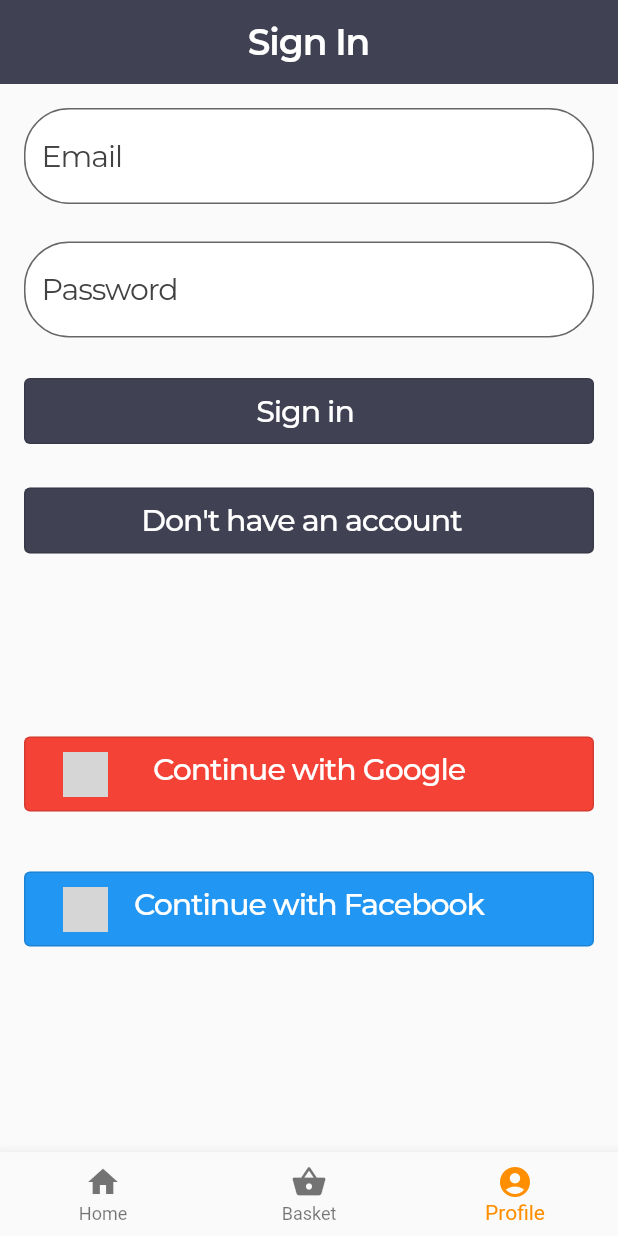
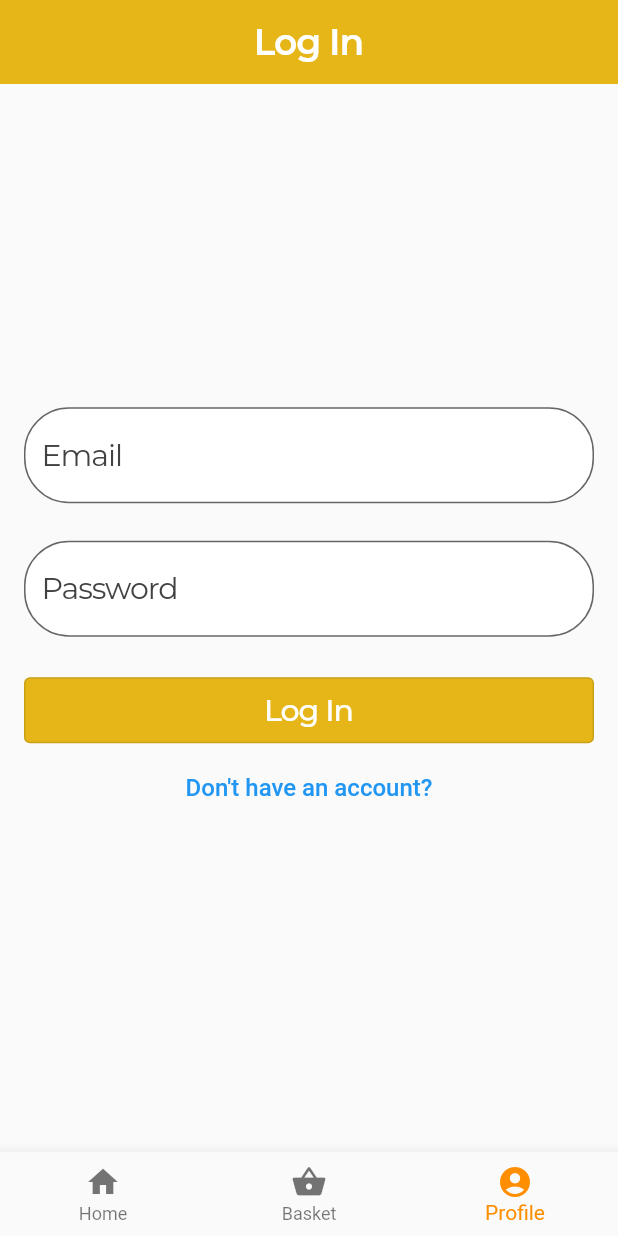
Before and after one commit to moghun/OverBooked, a Flutter app: the screen it shows after launch, item 3 of the bottom bar chosen, on a phone screen of 412 x 824 dp. Run offline on Flutter 3.47's test engine with Material 2 defaults, Android fonts, the light colour scheme and no system bars; our stand-ins replace email_validator, flutter_rating_bar, google_fonts; network calls fail; grey boxes are pictures that could not be loaded.

Commit message:
mobile: wip: login and signup

```diff
--- a/mobile/lib/home.dart
+++ b/mobile/lib/home.dart
@@ -1,8 +1,6 @@
 import 'package:flutter/material.dart';
 import 'package:mobile/pages/homepage.dart';
-import 'package:mobile/pages/profile.dart';
-import 'package:mobile/pages/sign_in.dart';
-import 'package:shared_preferences/shared_preferences.dart';
+import 'package:mobile/pages/log_in.dart';
 import 'pages/basket.dart';
 
 class Home extends StatefulWidget {
@@ -16,7 +14,7 @@ class _HomeState extends State<Home> {
   var routes = [
     const HomePage(),
     const Basket(),
-    const SignIn()
+    const LogIn()
   ];
 
 
@@ -29,7 +27,7 @@ class _HomeState extends State<Home> {
   //BottomNavigation
   static int _selectedBottomTabIndex = 0;
 
-  void _onBottomTabPress(int index) {
+  void onBottomTabPress(int index) {
     setState(() {
       _selectedBottomTabIndex = index;
     });
@@ -44,19 +42,19 @@ class _HomeState extends State<Home> {
           BottomNavigationBarItem(
               icon: Icon(Icons.home),
               label: 'Home',
-              backgroundColor: const Color(0xFFe6b619)),
+              backgroundColor: Color(0xFFe6b619)),
           BottomNavigationBarItem(
               icon: Icon(Icons.shopping_basket),
               label: 'Basket',
-              backgroundColor: const Color(0xFFe6b619)),
+              backgroundColor: Color(0xFFe6b619)),
           BottomNavigationBarItem(
               icon: Icon(Icons.account_circle),
               label: 'Profile',
-              backgroundColor: const Color(0xFFe6b619))
+              backgroundColor: Color(0xFFe6b619))
         ],
         currentIndex: _selectedBottomTabIndex,
         selectedItemColor: Colors.amber[800],
-        onTap: _onBottomTabPress,
+        onTap: onBottomTabPress,
       ),
     );
   }
--- a/mobile/lib/main.dart
+++ b/mobile/lib/main.dart
@@ -1,4 +1,4 @@
-import 'package:mobile/pages/sign_in.dart';
+import 'package:mobile/pages/log_in.dart';
 import 'package:mobile/home.dart';
 import 'package:flutter/material.dart';
 import 'package:mobile/pages/sign_up.dart';
@@ -8,7 +8,7 @@ void main() {
   runApp(MaterialApp(
     routes: {
       '/': (context) => const Home(),
-      '/signIn': (context) => const SignIn(),
+      '/logIn': (context) => const LogIn(),
       '/signUp': (context) => const SignUp()
     },
   ));
--- /dev/null
+++ b/mobile/lib/pages/log_in.dart
@@ -0,0 +1,141 @@
+import 'package:mobile/utils/colors.dart';
+import 'package:mobile/utils/dimensions.dart';
+import 'package:mobile/utils/styles.dart';
+import 'package:flutter/material.dart';
+
+class LogIn extends StatefulWidget {
+  const LogIn({Key? key}) : super(key: key);
+
+  @override
+  _LogInState createState() => _LogInState();
+}
+
+class _LogInState extends State<LogIn> {
+  final _formKey = GlobalKey<FormState>();
+
+  @override
+  Widget build(BuildContext context) {
+    return Scaffold(
+      appBar: AppBar(
+        title: Text(
+          'Log In',
+          style: kAppBarTitleTextStyle,
+        ),
+        backgroundColor: AppColors.background,
+        centerTitle: true,
+        elevation: 0.0,
+      ),
+      body: Padding(
+        padding: Dimen.regularPadding,
+        child: Column(
+          mainAxisAlignment: MainAxisAlignment.center,
+          crossAxisAlignment: CrossAxisAlignment.center,
+          children: [
+            Form(
+              key: _formKey,
+              child: Column(
+                mainAxisAlignment: MainAxisAlignment.center,
+                crossAxisAlignment: CrossAxisAlignment.center,
+                children: [
+                  Row(
+                    crossAxisAlignment: CrossAxisAlignment.center,
+                    children: [
+                      Expanded(
+                        flex: 1,
+                        child: TextFormField(
+                          decoration: InputDecoration(
+                            fillColor: AppColors.DarkTextColor,
+                            filled: true,
+                            hintText: "Email",
+                            hintStyle: kButtonLightTextStyle,
+                            border: const OutlineInputBorder(
+                              borderSide: BorderSide(
+                                color: AppColors.primary,
+                              ),
+                              borderRadius: BorderRadius.all(Radius.circular(30)),
+                            ),
+                          ),
+                          keyboardType: TextInputType.emailAddress,
+                        ),
+                      ),
+                    ],
+                  ),
+                  const SizedBox(height: 25),
+                  Row(
+                    crossAxisAlignment: CrossAxisAlignment.start,
+                    children: [
+                      Expanded(
+                        flex: 1,
+                        child: TextFormField(
+                          decoration: InputDecoration(
+                            fillColor: AppColors.DarkTextColor,
+                            filled: true,
+                            hintText: "Password",
+                            hintStyle: kButtonLightTextStyle,
+                            border: const OutlineInputBorder(
+                              borderSide: BorderSide(
+                                color: AppColors.primary,
+                              ),
+                              borderRadius: BorderRadius.all(Radius.circular(30)),
+                            ),
+                          ),
+                          keyboardType: TextInputType.text,
+                          obscureText: true,
+                          autocorrect: false,
+                        ),
+                      ),
+                    ],
+                  ),
+                  const SizedBox(height: 25),
+                  Row(
+                    crossAxisAlignment: CrossAxisAlignment.start,
+                    children: <Widget>[
+                      Expanded(
+                        flex: 1,
+                        child: OutlinedButton(
+                          onPressed: () {},
+                          child: Padding(
+                            padding: Dimen.smallPadding,
+                            child: Text(
+                              'Log In',
+                              style: kButtonDarkTextStyle,
+                            ),
+                          ),
+                          style: OutlinedButton.styleFrom(
+                            backgroundColor: AppColors.background,
+                          ),
+                        ),
+                      ),
+                    ],
+                  ),
+                  Row(
+                    crossAxisAlignment: CrossAxisAlignment.start,
+                    children: <Widget>[
+                      Expanded(
+                        flex: 1,
+                        child: TextButton(
+                          onPressed: () {
+                            setState(() {
+                              Navigator.pushNamed(context, '/signUp');
+                            });
+                          },
+                          child: Padding(
+                            padding: Dimen.smallPadding,
+                            child: const Text(
+                              "Don't have an account?",
+                              style: TextStyle(color: Colors.blue, fontSize: 16),
+                            ),
+                          ),
+                        ),
+                      ),
+                    ],
+                  ),
+                ],
+              ),
+            ),
+          ],
+        ),
+      ),
+    );
+  }
+}
--- a/mobile/lib/pages/sign_in.dart
+++ /dev/null
@@ -1,215 +0,0 @@
-import 'package:mobile/utils/colors.dart';
-import 'package:mobile/utils/dimensions.dart';
-import 'package:mobile/utils/styles.dart';
-
-import 'package:flutter/material.dart';
-
-class SignIn extends StatefulWidget {
-  const SignIn({Key? key}) : super(key: key);
-
-  @override
-  _SignInState createState() => _SignInState();
-}
-
-class _SignInState extends State<SignIn> {
-  final _formKey = GlobalKey<FormState>();
-
-  @override
-  Widget build(BuildContext context) {
-    return Scaffold(
-      appBar: AppBar(
-        title: Text(
-          'Sign In',
-          style: kAppBarTitleTextStyle,
-        ),
-        backgroundColor: AppColors.primary,
-        centerTitle: true,
-        elevation: 0.0,
-      ),
-      body: Padding(
-        padding: Dimen.regularPadding,
-        child: SingleChildScrollView(
-          child: Form(
-            key: _formKey,
-            child: Column(
-              mainAxisAlignment: MainAxisAlignment.spaceEvenly,
-              children: [
-                Row(
-                  crossAxisAlignment: CrossAxisAlignment.start,
-                  children: [
-                    Expanded(
-                      flex: 1,
-                      child: TextFormField(
-                        decoration: InputDecoration(
-                          fillColor: AppColors.DarkTextColor,
-                          filled: true,
-                          hintText: "Email",
-                          hintStyle: kButtonLightTextStyle,
-                          border: OutlineInputBorder(
-                            borderSide: BorderSide(
-                              color: AppColors.primary,
-                            ),
-                            borderRadius: BorderRadius.all(Radius.circular(30)),
-                          ),
-                        ),
-                        keyboardType: TextInputType.emailAddress,
-                      ),
-                    ),
-                  ],
-                ),
-                SizedBox(height: 25),
-                Row(
-                  crossAxisAlignment: CrossAxisAlignment.start,
-                  children: [
-                    Expanded(
-                      flex: 1,
-                      child: TextFormField(
-                        decoration: InputDecoration(
-                          fillColor: AppColors.DarkTextColor,
-                          filled: true,
-                          hintText: "Password",
-                          hintStyle: kButtonLightTextStyle,
-                          border: OutlineInputBorder(
-                            borderSide: BorderSide(
-                              color: AppColors.primary,
-                            ),
-                            borderRadius: BorderRadius.all(Radius.circular(30)),
-                          ),
-                        ),
-                        keyboardType: TextInputType.text,
-                        obscureText: true,
-                        autocorrect: false,
-                      ),
-                    ),
-                  ],
-                ),
-                SizedBox(height: 25),
-                Row(
-                  crossAxisAlignment: CrossAxisAlignment.start,
-                  children: <Widget>[
-                    Expanded(
-                      flex: 1,
-                      child: OutlinedButton(
-                        onPressed: () {},
-                        child: Padding(
-                          padding: Dimen.smallPadding,
-                          child: Text(
-                            'Sign in ',
-                            style: kButtonDarkTextStyle,
-                          ),
-                        ),
-                        style: OutlinedButton.styleFrom(
-                          backgroundColor: AppColors.primary,
-                        ),
-                      ),
-                    ),
-                  ],
-                ),
-                SizedBox(height: 25),
-                Row(
-                  crossAxisAlignment: CrossAxisAlignment.start,
-                  children: <Widget>[
-                    Expanded(
-                      flex: 1,
-                      child: OutlinedButton(
-                        onPressed: () {
-                          setState(() {
-                            Navigator.pushNamed(context, '/signUp');
-                          });
-                        },
-                        child: Padding(
-                          padding: Dimen.smallPadding,
-                          child: Text(
-                            "Don't have an account  ",
-                            style: kButtonDarkTextStyle,
-                          ),
-                        ),
-                        style: OutlinedButton.styleFrom(
-                          backgroundColor: AppColors.primary,
-                        ),
-                      ),
-                    ),
-                  ],
-                ),
-                SizedBox(height: 120),
-                Row(
-                  crossAxisAlignment: CrossAxisAlignment.start,
-                  children: <Widget>[
-                    Expanded(
-                      flex: 1,
-                      child: OutlinedButton(
-                        onPressed: () {},
-                        child: Padding(
-                          padding: Dimen.smallPadding,
-                          child: Stack(
-                            children: <Widget>[
-                              Align(
-                                alignment: Alignment.centerLeft,
-                                child: Image.network(
-                                  'https://yt3.ggpht.com/ytc/AKedOLSLGq_D1XWmzA-gln_lFj_lxnP2uLlahawMniDurg=s900-c-k-c0x00ffffff-no-rj',
-                                  height: 30,
-                                  width: 30,
-                                ),
-                              ),
-                              Align(
-                                  alignment: Alignment.center,
-                                  child: Text(
-                                    "Continue with Google",
-                                    textAlign: TextAlign.center,
-                                    style: kButtonDarkTextStyle,
-                                  ))
-                            ],
-                          ),
-                        ),
-                        style: OutlinedButton.styleFrom(
-                          backgroundColor: Colors.red,
-                        ),
-                      ),
-                    ),
-                  ],
-                ),
-                SizedBox(height: 40),
-                Row(
-                  crossAxisAlignment: CrossAxisAlignment.start,
-                  children: <Widget>[
-                    Expanded(
-                      flex: 1,
-                      child: OutlinedButton(
-                        onPressed: () {},
-                        child: Padding(
-                          padding: Dimen.smallPadding,
-                          child: Stack(
-                            children: <Widget>[
-                              Align(
-                                alignment: Alignment.centerLeft,
-                                child: Image.network(
-                                  'https://upload.wikimedia.org/wikipedia/commons/thumb/1/1b/Facebook_icon.svg/1200px-Facebook_icon.svg.png',
-                                  height: 30,
-                                  width: 30,
-                                ),
-                              ),
-                              Align(
-                                  alignment: Alignment.center,
-                                  child: Text(
-                                    "Continue with Facebook",
-                                    textAlign: TextAlign.center,
-                                    style: kButtonDarkTextStyle,
-                                  ))
-                            ],
-                          ),
-                        ),
-                        style: OutlinedButton.styleFrom(
-                          backgroundColor: Colors.blue,
-                        ),
-                      ),
-                    ),
-                  ],
-                ),
-              ],
-            ),
-          ),
-        ),
-      ),
-    );
-  }
-}
```
Also changed, not shown: mobile/lib/pages/sign_up.dart (+23 -118 lines).
